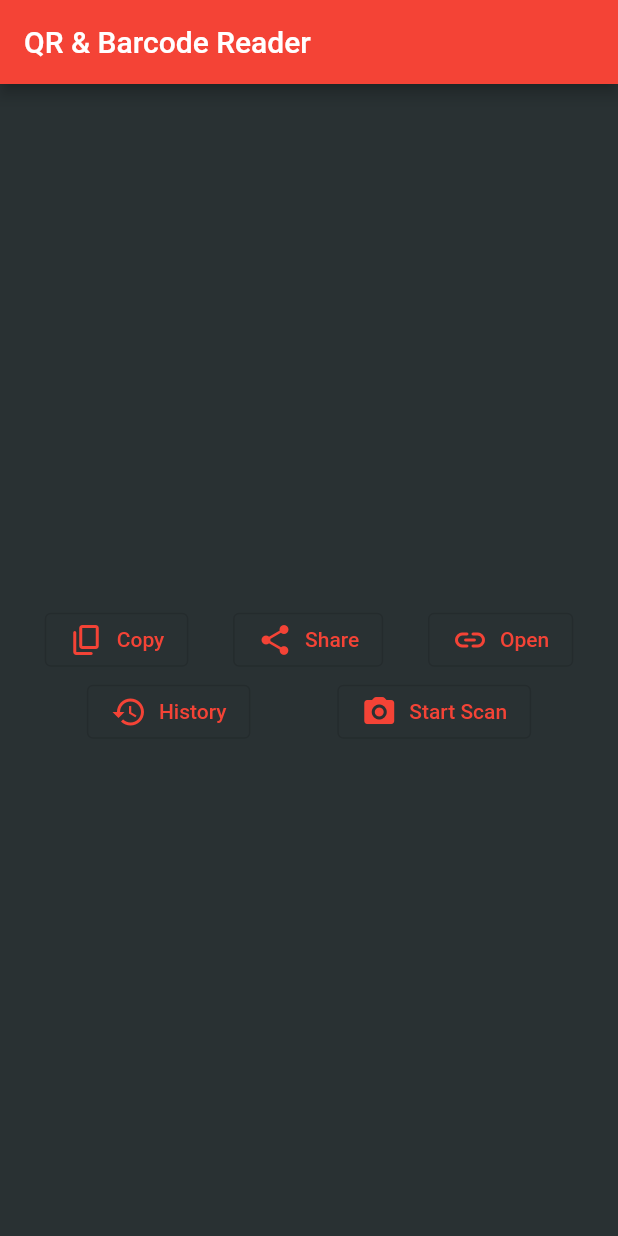
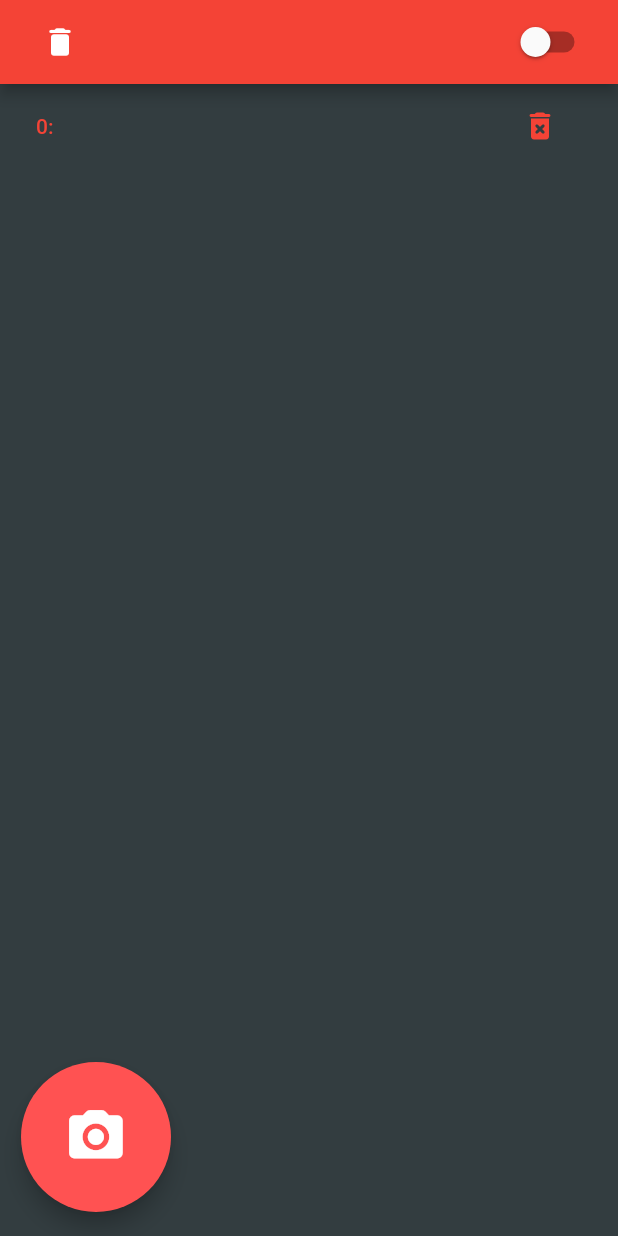
Before and after one commit to Data-Hero/QR-Barcode-Reader, a Flutter app: the screen it shows after launch, on a phone screen of 412 x 824 dp. Run offline on Flutter 3.47's test engine with Material 2 defaults, Android fonts, the phone set to English and light mode, and no system bars; our stand-ins replace hive_flutter, share_plus; missing offline and left inert: flutter_barcode_scanner; accounts and stored records are empty.

Commit message:
new design

```diff
--- a/lib/main.dart
+++ b/lib/main.dart
@@ -5,11 +5,10 @@ import 'package:url_launcher/url_launcher.dart';
 import 'package:share_plus/share_plus.dart';
 import 'package:hive_flutter/hive_flutter.dart';
 
-import 'history.dart';
-
 void main() async {
   await Hive.initFlutter(); //
-  await Hive.openBox<String>('history');
+  await Hive.openBox<List<String>>('history');
+  await Hive.openBox<bool>('settings');
 
   runApp(const MyApp());
 }
@@ -26,14 +25,17 @@ class MyApp extends StatelessWidget {
       theme: ThemeData(
         primarySwatch: Colors.red,
       ),
-      home: const MyHomePage(title: 'QR & Barcode Reader'),
+      home: const MyHomePage(title: 'QR & Barcode Reader', showCamera: true),
     );
   }
 }
 
 class MyHomePage extends StatefulWidget {
-  const MyHomePage({Key? key, required this.title}) : super(key: key);
+  const MyHomePage({Key? key, required this.title, required this.showCamera})
+      : super(key: key);
   final String title;
+  final bool showCamera;
+
   @override
   State<MyHomePage> createState() => _MyHomePageState();
 }
@@ -44,12 +46,27 @@ class _MyHomePageState extends State<MyHomePage> {
   String CANCEL_BUTTON_TEXT = "Cancel";
   bool isShowFlashIcon = false;
   ScanMode scanMode = ScanMode.QR;
-  Box<String> box = Hive.box<String>('history');
+
+  Box<List<String>> box = Hive.box<List<String>>('history');
+  List<String> entries = [];
+
+  Box<bool> settings = Hive.box<bool>('settings');
+  bool leftSideFloatButton = false;
 
   @override
   void initState() {
     super.initState();
+    if (widget.showCamera) {
       _scanQR();
+    } else {
+      text = widget.title;
+    }
+
+    if (!settings.toMap().keys.contains("leftSideFloatButton")) {
+      settings.put("leftSideFloatButton", false);
+    } else {
+      leftSideFloatButton = settings.get("leftSideFloatButton")!;
+    }
   }
 
   Future _scanQR() async {
@@ -58,18 +75,18 @@ class _MyHomePageState extends State<MyHomePage> {
           COLOR_CODE, CANCEL_BUTTON_TEXT, isShowFlashIcon, scanMode);
       setState(() {
         text = scanResult;
+        if (text != "-1") {
+          entries.insert(0, text);
+        }
       });
     } on PlatformException catch (e) {
-      print(e);
+      // nothing
     }
   }
 
   _launchURL() async {
-    if (await canLaunch(text)) {
-      await launch(text);
-    } else {
-      throw 'Could not launch $text';
-    }
+    var url = Uri.parse(text);
+    await launchUrl(url);
   }
 
   _copyToClipboard() async {
@@ -85,86 +102,189 @@ class _MyHomePageState extends State<MyHomePage> {
     Share.share(text);
   }
 
-  void _navigateAndDisplaySelection(BuildContext context) async {
-    final result = await Navigator.push(
-      context,
-      MaterialPageRoute(builder: (context) => HistoryScreen()),
+  _deleteAll() async {
+    entries = [];
+    box.put(0, entries);
+    text = "Nothing was scanned";
+    setState(() {});
+  }
+
+  Future<void> _dialogBuilder(BuildContext context, Color buttonColor) {
+    return showDialog<void>(
+      context: context,
+      builder: (BuildContext context) {
+        return SimpleDialog(
+            title: const Text("Select an action:"),
+            backgroundColor: const Color(0xFFd6cecc),
+            children: <Widget>[
+              SimpleDialogOption(
+                onPressed: () {
+                  _copyToClipboard();
+                },
+                child: const Wrap(
+                  crossAxisAlignment: WrapCrossAlignment.center,
+                  children: [
+                    Icon(Icons.content_copy_rounded),
+                    SizedBox(width: 10),
+                    Text('Copy')
+                  ],
+                ),
+              ),
+              SimpleDialogOption(
+                onPressed: () {
+                  _share();
+                },
+                child: const Wrap(
+                  crossAxisAlignment: WrapCrossAlignment.center,
+                  children: [
+                    Icon(Icons.share_rounded),
+                    SizedBox(width: 10),
+                    Text('Share')
+                  ],
+                ),
+              ),
+              SimpleDialogOption(
+                onPressed: () {
+                  _launchURL();
+                },
+                child: const Wrap(
+                  crossAxisAlignment: WrapCrossAlignment.center,
+                  children: [
+                    Icon(Icons.link_rounded),
+                    SizedBox(width: 10),
+                    Text('Open')
+                  ],
+                ),
+              ),
+            ]);
+      },
     );
+  }
 
-    setState(() {
-      text = result;
-    });
+  Future<void> _confirmDialogBuilder() async {
+    return showDialog<void>(
+      context: context,
+      barrierDismissible: false, // user must tap button!
+      builder: (BuildContext context) {
+        return AlertDialog(
+          title: const Text('Confirmation'),
+          content: const SingleChildScrollView(
+            child: ListBody(
+              children: <Widget>[
+                Text('This action will delete all previous scans.'),
+                Text('Would you like to approve of this?'),
+              ],
+            ),
+          ),
+          actions: <Widget>[
+            TextButton(
+              child: const Text('Cancel'),
+              onPressed: () {
+                Navigator.of(context).pop();
+              },
+            ),
+            TextButton(
+              child: const Text('Approve'),
+              onPressed: () {
+                _deleteAll();
+                Navigator.of(context).pop();
+              },
+            ),
+          ],
+        );
+      },
+    );
   }
 
   @override
   Widget build(BuildContext context) {
     // If canceled
     if (text == "-1") {
-      text = "Placeholder for a scanned code";
-    } else {
-      Hive.box<String>('history').put(DateTime.now().toString(), text);
+      text = "Nothing was scanned";
     }
+    box.put(0, entries);
+
+    const buttonColor = Color(0xFF293133);
+    const gap = 15.0;
+    entries = box.get(0)!;
+    var padding = MediaQuery.of(context).viewPadding;
+    var height =
+        MediaQuery.of(context).size.height - padding.top - padding.bottom;
     return Scaffold(
-        backgroundColor: const Color(0xFF293133),
+        backgroundColor: const Color(0xFF333d40),
         appBar: AppBar(
-          title: Text(widget.title),
+          title: Row(
+              crossAxisAlignment: CrossAxisAlignment.center,
+              mainAxisAlignment: MainAxisAlignment.spaceBetween,
+              children: [
+                IconButton(
+                    onPressed: () {
+                      _confirmDialogBuilder();
+                    },
+                    icon: const Icon(Icons.delete_rounded)),
+                Text(text),
+                Switch(
+                    value: leftSideFloatButton,
+                    activeColor: const Color(0xFF293133),
+                    onChanged: (bool value) {
+                      settings.put("leftSideFloatButton", !leftSideFloatButton);
+                      leftSideFloatButton = !leftSideFloatButton;
+                      setState(() {});
+                    })
+              ]),
         ),
-        body: Center(
-            child: Column(
+        body: Column(
           crossAxisAlignment: CrossAxisAlignment.center,
-          mainAxisAlignment: MainAxisAlignment.center,
+          mainAxisAlignment: MainAxisAlignment.start,
           children: [
-            Text(text,
-                maxLines: 16,
-                style: const TextStyle(fontSize: 18, color: Color(0xFFFFFFFF)),
-                textAlign: TextAlign.center),
-            Row(
-              crossAxisAlignment: CrossAxisAlignment.center,
-              mainAxisAlignment: MainAxisAlignment.spaceEvenly,
-              children: [
-                OutlinedButton.icon(
-                  label: const Text('Copy'),
-                  icon: const Icon(Icons.content_copy_rounded),
+            Container(
+              constraints: BoxConstraints(maxHeight: 0.71 * height),
+              child: ListView.builder(
+                  scrollDirection: Axis.vertical,
+                  shrinkWrap: true,
+                  itemCount: entries.length,
+                  itemBuilder: (BuildContext context, int index) {
+                    return ListTile(
+                        trailing: TextButton.icon(
+                          icon: const Icon(Icons.delete_forever_rounded),
+                          label: const Text(''),
                           onPressed: () {
-                    _copyToClipboard();
+                            entries.removeAt(index);
+                            box.put(0, entries);
+                            setState(() {});
                           },
                         ),
-                OutlinedButton.icon(
-                  label: const Text('Share'),
-                  icon: const Icon(Icons.share_rounded),
+                        title: TextButton(
                             onPressed: () {
-                    _share();
+                              text = entries[index];
+                              _dialogBuilder(context, buttonColor);
                             },
+                            child: Align(
+                                alignment: Alignment.topLeft,
+                                child: Text("$index:  ${entries[index]}"))));
+                  }),
             ),
-                OutlinedButton.icon(
-                  label: const Text('Open'),
-                  icon: const Icon(Icons.link_rounded),
-                  onPressed: () {
-                    _launchURL();
-                  },
-                ),
+            const SizedBox(height: gap),
           ],
         ),
-            Row(
-                crossAxisAlignment: CrossAxisAlignment.center,
-                mainAxisAlignment: MainAxisAlignment.spaceEvenly,
+        floatingActionButton: Row(
+            mainAxisAlignment: leftSideFloatButton
+                ? MainAxisAlignment.end
+                : MainAxisAlignment.start,
             children: [
-                  OutlinedButton.icon(
-                    label: const Text('History'),
-                    icon: const Icon(Icons.history),
-                    onPressed: () {
-                      _navigateAndDisplaySelection(context);
-                    },
-                  ),
-                  OutlinedButton.icon(
-                    label: const Text('Start Scan'),
-                    icon: const Icon(Icons.camera_alt_rounded),
+              const SizedBox(width: 30),
+              SizedBox(
+                  height: 100,
+                  width: 100,
+                  child: FittedBox(
+                    child: FloatingActionButton(
                       onPressed: () {
                         _scanQR();
                       },
-                  )
-                ]),
-          ],
-        )));
+                      backgroundColor: Colors.redAccent,
+                      child: const Icon(Icons.camera_alt_rounded),
+                    ),
+                  ))
+            ]));
   }
 }
--- a/pubspec.yaml
+++ b/pubspec.yaml
@@ -14,9 +14,9 @@ dependencies:
   flutter:
     sdk: flutter
   flutter_barcode_scanner: ^2.0.0
-  url_launcher: ^6.0.17
-  share_plus: ^3.0.4
-  hive: ^2.0.4
+  url_launcher: ^6.1.11
+  share_plus: ^6.3.4
+  hive: ^2.2.3
   hive_flutter: ^1.1.0
 
 dev_dependencies:
```
Also changed, not shown: lib/history.dart (deleted, +0 -52 lines), pubspec.lock, 2 other files. Lines whose indentation alone changed are shown as unchanged.
